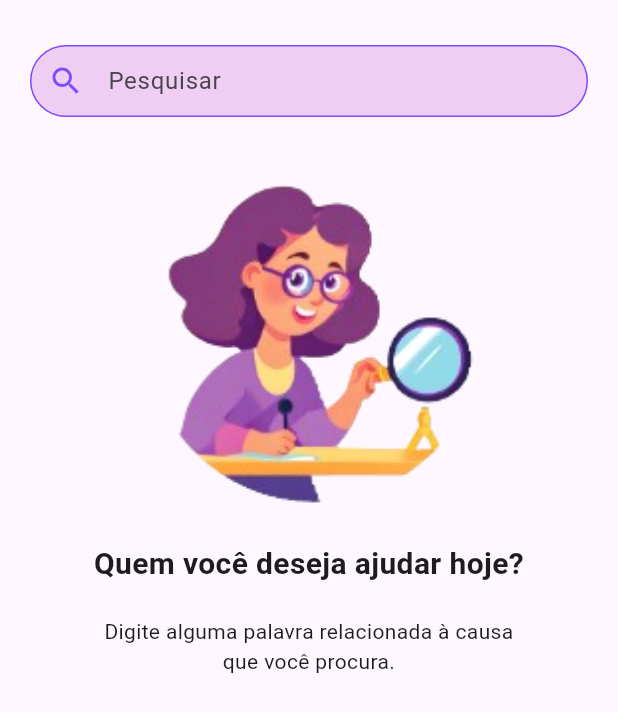
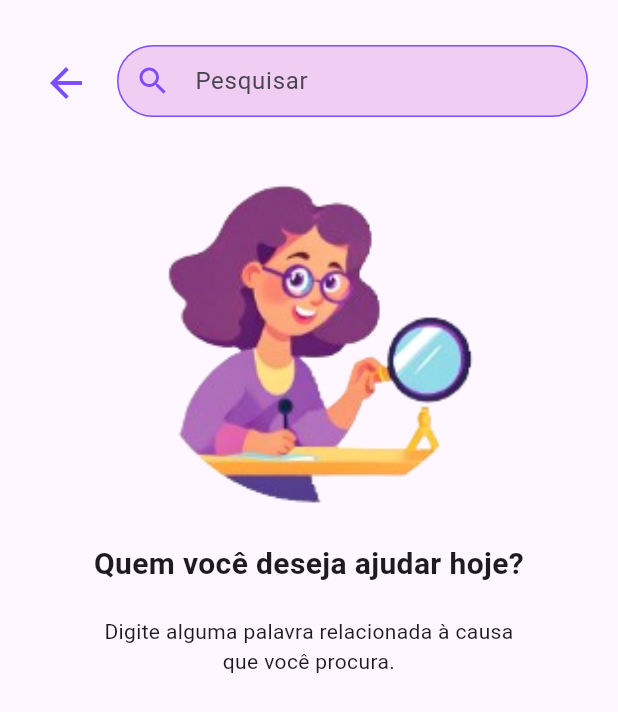
Before and after one commit to Nanygomes13/HOPE, a Flutter app: the TelaBuscar screen opened directly, on a phone screen of 412 x 824 dp. Shown: the top 712 px of the screen. Run offline on Flutter 3.47's test engine with Material 3 defaults, Android fonts, the phone set to English and light mode, and no system bars; our stand-ins replace sqflite; accounts and stored records are empty.

Commit message:
Add botão voltar

```diff
--- a/lib/pages/TelaBuscar.dart
+++ b/lib/pages/TelaBuscar.dart
@@ -1,4 +1,5 @@
 import 'package:flutter/material.dart';
+import 'package:hopee/pages/TelaInicial.dart';
 
 class TelaBuscar extends StatefulWidget {
   const TelaBuscar({super.key});
@@ -17,6 +18,25 @@ class _TelaBuscarState extends State<TelaBuscar> {
           children: [
             Padding(
               padding: const EdgeInsets.only(top: 30, left: 20, right: 20),
+              child: Row(
+                children: [
+                  IconButton(
+                    icon: const Icon(
+                      Icons.arrow_back,
+                      color: Colors.deepPurpleAccent,
+                      size: 32,
+                    ),
+                    onPressed: () {
+                      Navigator.pop(
+                          context,
+                        MaterialPageRoute(builder: (context) {
+                          return const TelaInicial();
+                        }),
+                      );
+                    },
+                  ),
+                  const SizedBox(width: 10),
+                  Expanded(
                     child: SizedBox(
                       height: 50,
                       child: TextField(
@@ -28,7 +48,8 @@ class _TelaBuscarState extends State<TelaBuscar> {
                             color: Colors.deepPurpleAccent,
                           ),
                           hintText: 'Pesquisar',
-                    contentPadding: const EdgeInsets.symmetric(vertical: 10),
+                          contentPadding:
+                          const EdgeInsets.symmetric(vertical: 10),
                           enabledBorder: OutlineInputBorder(
                             borderRadius: BorderRadius.circular(24),
                             borderSide: const BorderSide(
@@ -45,17 +66,18 @@ class _TelaBuscarState extends State<TelaBuscar> {
                       ),
                     ),
                   ),
-            SizedBox(height: 30),
+                ],
+              ),
+            ),
+            const SizedBox(height: 30),
             Center(
-              child: Expanded(
               child: Image.asset(
                 'images/busca.png',
                 width: 250,
                 fit: BoxFit.fitWidth,
               ),
             ),
-            ),
-            SizedBox(height: 15),
+            const SizedBox(height: 15),
             const Center(
               child: Text(
                 'Quem você deseja ajudar hoje?',
```
Lines whose indentation alone changed are shown as unchanged.
